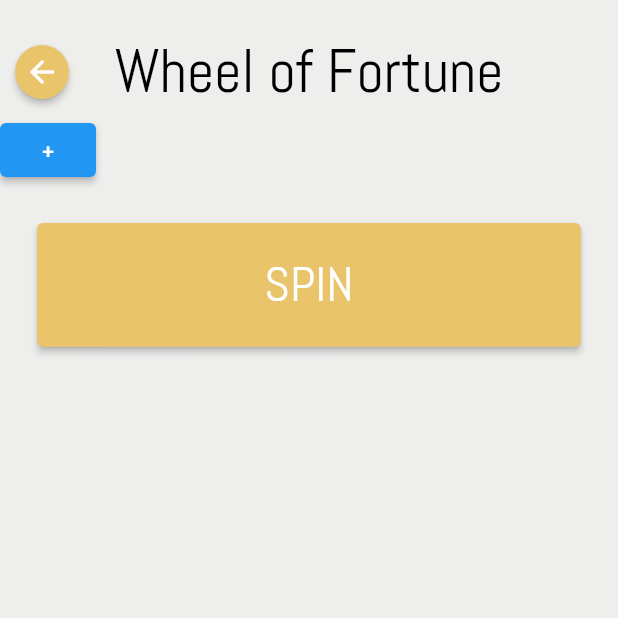
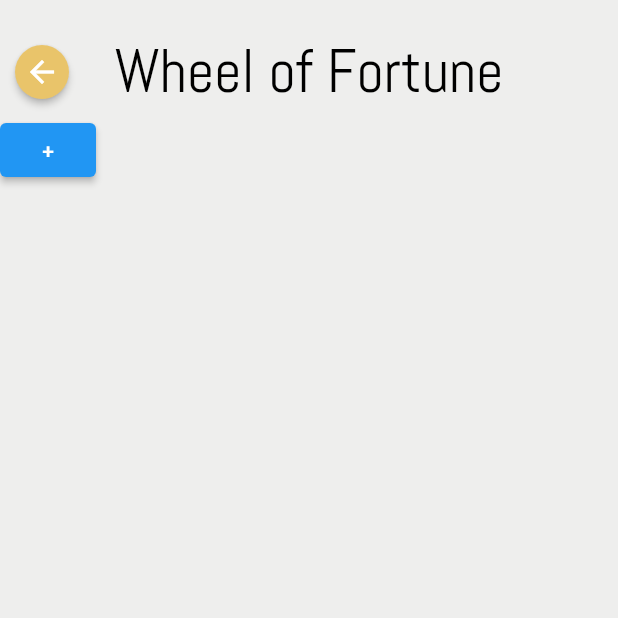
Before and after one commit to yonraf/mobil-software-udvikling, a Flutter app: the WheelOfFortune screen opened directly, on a phone screen of 412 x 824 dp, the top half of it. Run offline on Flutter 3.47's test engine with Material 2 defaults, Android fonts, the phone set to English and light mode, and no system bars.

Commit message:
Merge-attempt

```diff
--- a/justrandom/lib/screens/components/action_button.dart
+++ /dev/null
@@ -1,35 +0,0 @@
-import 'package:flutter/cupertino.dart';
-import 'package:flutter/material.dart';
-
-import '../randomizer.dart';
-
-
-class ActionButton extends StatelessWidget {
-  ActionButton(this.randomizer, this.buttonText);
-  Randomizer randomizer;
-  String buttonText;
-
-  @override
-  Widget build(BuildContext context) {
-    return Container(
-        padding: EdgeInsets.all(MediaQuery.of(context).size.height * 0.03),
-    child : ElevatedButton(
-    child: Text(
-      buttonText,
-      style: TextStyle(
-        fontSize: MediaQuery.of(context).size.height * 0.04,
-        fontFamily: 'Abel',
-        fontWeight: FontWeight.w200,
-      ),
-    ),
-        onPressed: () {
-      randomizer.run();
-    },
-    style: ElevatedButton.styleFrom(
-      primary: this.randomizer.themeColor,
-      fixedSize: Size(MediaQuery.of(context).size.width * 0.90, MediaQuery.of(context).size.height * 0.1),
-    ),
-    ),
-    );
-  }
-}
--- a/justrandom/lib/screens/randomizers/coin_flip.dart
+++ b/justrandom/lib/screens/randomizers/coin_flip.dart
@@ -1,7 +1,7 @@
 import 'package:flutter/cupertino.dart';
 import 'package:flutter/material.dart';
 import 'package:justrandom/constants.dart';
-import 'package:justrandom/screens/components/action_button.dart';
+
 
 import '../components/top_bar.dart';
 import '../randomizer.dart';
@@ -32,7 +32,6 @@ class _CoinFlipState extends State<CoinFlip> {
       child: Column(
         children: [
           TopBar(CoinFlip()),
-          ActionButton(CoinFlip(), "Flip")
         ],
       ),
     );
--- a/justrandom/lib/screens/randomizers/dice.dart
+++ b/justrandom/lib/screens/randomizers/dice.dart
@@ -3,7 +3,6 @@ import 'dart:math';
 import 'package:flutter/cupertino.dart';
 import 'package:flutter/material.dart';
 import 'package:justrandom/constants.dart';
-import 'package:justrandom/screens/components/action_button.dart';
 
 import '../components/top_bar.dart';
 import '../randomizer.dart';
--- a/justrandom/lib/screens/randomizers/list_shuffle.dart
+++ b/justrandom/lib/screens/randomizers/list_shuffle.dart
@@ -1,7 +1,6 @@
 import 'package:flutter/cupertino.dart';
 import 'package:flutter/material.dart';
 import 'package:justrandom/constants.dart';
-import 'package:justrandom/screens/components/action_button.dart';
 import 'package:justrandom/screens/randomizer.dart';
 
 import '../components/top_bar.dart';
@@ -33,7 +32,6 @@ class _ListShuffleState extends State<ListShuffle> {
       child: Column(
         children: [
           TopBar(ListShuffle()),
-          ActionButton(ListShuffle(), "Shuffle")
         ],
       ),
     );
--- a/justrandom/lib/screens/randomizers/wheel_of_fortune.dart
+++ b/justrandom/lib/screens/randomizers/wheel_of_fortune.dart
@@ -4,8 +4,6 @@ import 'dart:math';
 import 'package:flutter/cupertino.dart';
 import 'package:flutter/material.dart';
 import 'package:justrandom/constants.dart';
-import 'package:flutter_fortune_wheel/flutter_fortune_wheel.dart';
-import 'package:justrandom/screens/components/action_button.dart';
 
 import '../components/top_bar.dart';
 import '../randomizer.dart';
@@ -44,7 +42,6 @@ class _WheelOfFortuneState extends State<WheelOfFortune> {
                 }, child: Text('+'))
               ],
             ),
-            ActionButton(WheelOfFortune(), 'SPIN')
           ],
         ),
       ),
```
